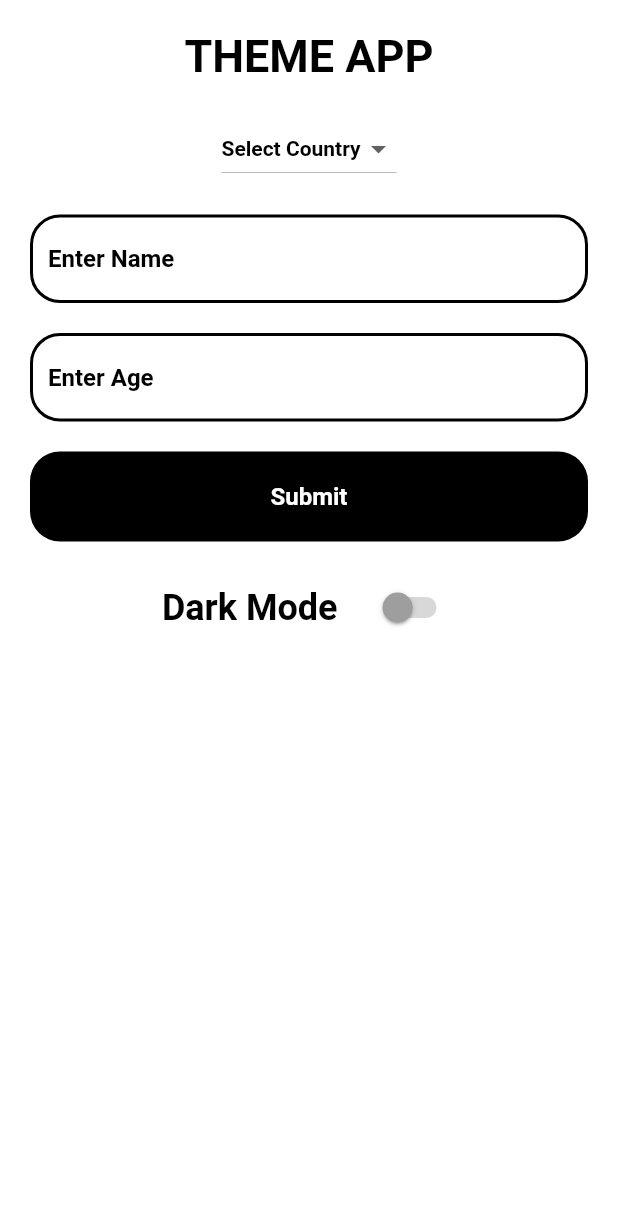
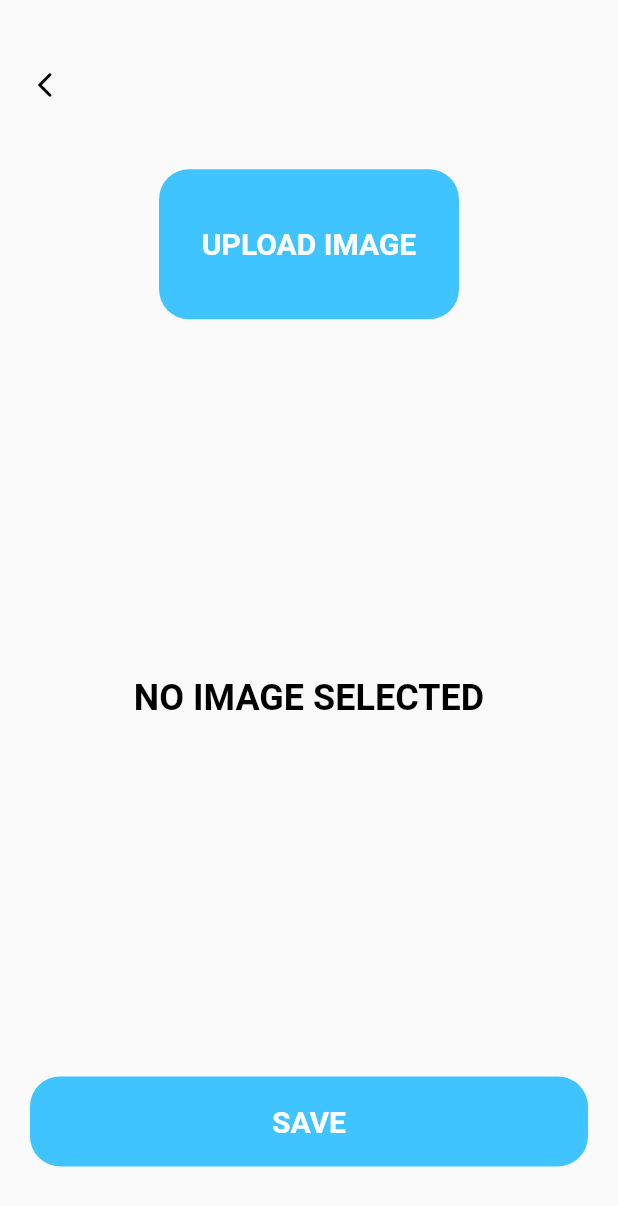
Before and after one commit to kushs8971/theme_project, a Flutter app: the screen it shows after launch, on a phone screen of 412 x 824 dp. Shown: the top 1206 px of the screen. Run offline on Flutter 3.47's test engine with Material 2 defaults, Android fonts, the light colour scheme and no system bars; our stand-ins replace cloud_firestore, country_picker, firebase_core, firebase_storage, flutter_dotenv, image_cropper and 2 more; accounts and stored records are empty; generated files the repository leaves out were written again; Roboto replaces fonts that are missing (SF Compact).

Commit message:
Image Added

```diff
--- /dev/null
+++ b/lib/image_screen.dart
@@ -0,0 +1,354 @@
+import 'dart:io';
+import 'package:cloud_firestore/cloud_firestore.dart';
+import 'package:firebase_storage/firebase_storage.dart';
+import 'package:image_cropper/image_cropper.dart';
+import 'package:flutter/cupertino.dart';
+import 'package:flutter/material.dart';
+import 'package:flutter/services.dart';
+import 'package:image_picker/image_picker.dart';
+import 'package:path_provider/path_provider.dart';
+import 'package:http/http.dart' as http;
+
+class ImageScreen extends StatefulWidget {
+  const ImageScreen({Key? key}) : super(key: key);
+
+  @override
+  State<ImageScreen> createState() => _ImageScreenState();
+}
+
+class _ImageScreenState extends State<ImageScreen> {
+  late ImagePicker _imagePicker;
+  File? _selectedImage;
+
+  @override
+  void initState() {
+    super.initState();
+    _imagePicker = ImagePicker();
+    getImageUrlFromFirestore().then((imageUrl) async {
+      print('GOT THE IMAGE - ' + imageUrl.toString());
+      if (imageUrl != null) {
+          String tempDir = (await getTemporaryDirectory()).path;
+          String tempFileName = DateTime.now().millisecondsSinceEpoch.toString() + '.jpg';
+          String tempFilePath = '$tempDir/$tempFileName';
+          http.Response response = await http.get(Uri.parse(imageUrl));
+          if (response.statusCode == 200) {
+            File tempFile = File(tempFilePath);
+            await tempFile.writeAsBytes(response.bodyBytes);
+            _selectedImage = tempFile;
+            print('Temporary file generated: $tempFilePath');
+            ScaffoldMessenger.of(context).showSnackBar(
+                SnackBar(content: Text("Last Image Fetched Successfully",
+                  style: TextStyle(
+                    color: Colors.white,
+                    fontFamily: 'SF Compact',
+                    fontWeight: FontWeight.bold,
+                  ),
+                ))
+            );
+          } else {
+            print('Failed to download file');
+          }
+          setState(() { });
+      }
+    });
+  }
+
+  Future<String?> getImageUrlFromFirestore() async {
+    try {
+      DocumentSnapshot<Map<String, dynamic>> snapshot =
+      await FirebaseFirestore.instance.collection('images').doc('latestImage').get();
+      if (snapshot.exists) {
+        return snapshot.data()?['imageURL'];
+      }
+      return null;
+    } catch (e) {
+      print('Error fetching image URL: $e');
+      return null;
+    }
+  }
+
+  Future<void> _openCamera() async {
+    final pickedFile = await _imagePicker.pickImage(source: ImageSource.camera);
+    if (pickedFile != null) {
+      setState(() {
+        _selectedImage = File(pickedFile.path);
+        _cropImage();
+      });
+    }
+  }
+
+  Future<void> pickImage() async {
+    try {
+      final image = await _imagePicker.pickImage(source: ImageSource.gallery);
+      if (image == null) return;
+      final imageTemp = File(image.path);
+      setState(() {
+        _selectedImage = imageTemp;
+        _cropImage(); // Call _cropImage after selecting the image
+      });
+    } on PlatformException catch (e) {
+      print('Failed to pick image: $e');
+    }
+  }
+
+  Future<void> _cropImage() async {
+    if (_selectedImage != null) {
+      CroppedFile? cropped = await ImageCropper().cropImage(
+        sourcePath: _selectedImage!.path,
+        aspectRatioPresets: [
+          CropAspectRatioPreset.square,
+        ],
+        uiSettings: [
+          AndroidUiSettings(
+            toolbarTitle: 'Crop',
+            cropGridColor: Colors.black,
+            initAspectRatio: CropAspectRatioPreset.original,
+            lockAspectRatio: false,
+          ),
+          IOSUiSettings(title: 'Crop'),
+        ],
+      );
+
+      if (cropped != null) {
+        setState(() {
+          _selectedImage = File(cropped.path);
+        });
+      }
+    }
+  }
+
+  Future<void> uploadImage() async {
+    if(_selectedImage== null){
+      ScaffoldMessenger.of(context).showSnackBar(
+        SnackBar(content: Text("SELECT AN IMAGE FIRST",
+        style: TextStyle(
+          color: Colors.white,
+          fontFamily: 'SF Compact',
+          fontWeight: FontWeight.bold,
+        ),
+        ))
+      );
+      return;
+    }
+
+    try {
+      if (_selectedImage != null) {
+        final storageRef = FirebaseStorage.instance.ref().child('latest_image.jpg');
+        await storageRef.putFile(File(_selectedImage!.path));
+        final downloadURL = await storageRef.getDownloadURL();
+
+        await FirebaseFirestore.instance
+            .collection('images')
+            .doc('latestImage')
+            .set({'imageURL': downloadURL});
+
+        print("IMAGE STORED");
+        ScaffoldMessenger.of(context).showSnackBar(
+            SnackBar(content: Text("IMAGE STORED",
+              style: TextStyle(
+                color: Colors.white,
+                fontFamily: 'SF Compact',
+                fontWeight: FontWeight.bold,
+              ),
+            ))
+        );
+      }
+
+    } catch (error) {
+      print('Error storing data: $error');
+    }
+
+  }
+
+  @override
+  Widget build(BuildContext context) {
+    return SafeArea(
+        child: Scaffold(
+            body: Stack(
+              children: [
+      Column(
+        mainAxisAlignment: MainAxisAlignment.spaceEvenly,
+        children: [
+          Align(
+            alignment: Alignment.topLeft,
+            child: GestureDetector(
+              onTap: (){
+                Navigator.pop(context);
+              },
+              child: Container(
+                margin: EdgeInsets.only(left: 20),
+                child: Icon(
+                  Icons.arrow_back_ios_new_rounded,
+                  color: Colors.black,
+                      size: 20,
+                ),
+              ),
+            ),
+          ),
+          buildGestureDetector(context),
+          buildAspectRatio(),
+          buildSaveButton(),
+        ],
+      ),
+    ],
+            )));
+  }
+
+  GestureDetector buildSaveButton() {
+    return GestureDetector(
+          onTap: () async {
+              await uploadImage();
+          },
+          child: Container(
+              height: 60,
+              width: double.maxFinite,
+              margin: EdgeInsets.symmetric(horizontal: 20),
+              decoration: BoxDecoration(
+                color: Colors.lightBlueAccent,
+                borderRadius: BorderRadius.circular(20)
+              ),
+              child: Center(
+                child: Text("SAVE",
+                style: TextStyle(
+                  color: Colors.white,
+                  fontFamily: 'SF Compact',
+                  fontSize: 20,
+                  fontWeight: FontWeight.bold
+                ),
+                ),
+              ),
+          ),
+        );
+  }
+
+  AspectRatio buildAspectRatio() {
+    return AspectRatio(
+          aspectRatio: 1,
+          child: Container(
+              width: double.maxFinite,
+              margin: EdgeInsets.symmetric(horizontal: 20),
+              decoration: BoxDecoration(
+                  borderRadius: BorderRadius.circular(20),),
+              child: Center(
+                child: _selectedImage != null
+                    ? ClipRRect(
+                        borderRadius: BorderRadius.circular(20),
+                        child: Image.file(
+                          _selectedImage!,
+                          fit: BoxFit.cover,
+                        ),
+                      )
+                    : Center(
+                        child: Text(
+                          "NO IMAGE SELECTED",
+                          style: TextStyle(
+                            color: Colors.black,
+                            fontFamily: 'SF Compact',
+                            fontWeight: FontWeight.bold,
+                            fontSize: 24,
+                          ),
+                        ),
+                      ),
+              ),
+          ),
+        );
+  }
+
+  GestureDetector buildGestureDetector(BuildContext context) {
+    return GestureDetector(
+          onTap: () {
+              showDialog(
+                context: context,
+                builder: (BuildContext context) {
+                  return Dialog(
+                    shape: RoundedRectangleBorder(
+                      borderRadius: BorderRadius.circular(20.0),
+                    ),
+                    child: Container(
+                      height: 200,
+                      child: Padding(
+                        padding: const EdgeInsets.all(12.0),
+                        child: Column(
+                          mainAxisAlignment: MainAxisAlignment.spaceEvenly,
+                          crossAxisAlignment: CrossAxisAlignment.start,
+                          children: [
+                            GestureDetector(
+                              onTap: () {
+                                _openCamera();
+                                Navigator.pop(context);
+                              },
+                              child: Container(
+                                height: 50,
+                                decoration: BoxDecoration(
+                                  color: Colors.lightBlueAccent,
+                                  borderRadius: BorderRadius.circular(20),
+                                ),
+                                width: double.maxFinite,
+                                margin: EdgeInsets.symmetric(horizontal: 20),
+                                child: Center(
+                                  child: Text(
+                                    "OPEN CAMERA",
+                                    style: TextStyle(
+                                        color: Colors.white,
+                                        fontFamily: 'SF Compact',
+                                        fontWeight: FontWeight.bold,
+                                        fontSize: 20),
+                                  ),
+                                ),
+                              ),
+                            ),
+                            GestureDetector(
+                              onTap: () {
+                                pickImage();
+                                Navigator.pop(context);
+                              },
+                              child: Container(
+                                height: 50,
+                                decoration: BoxDecoration(
+                                  color: Colors.lightBlueAccent,
+                                  borderRadius: BorderRadius.circular(20),
+                                ),
+                                width: double.maxFinite,
+                                margin: EdgeInsets.symmetric(horizontal: 20),
+                                child: Center(
+                                  child: Text(
+                                    "SELECT FROM GALLERY",
+                                    style: TextStyle(
+                                        color: Colors.white,
+                                        fontFamily: 'SF Compact',
+                                        fontWeight: FontWeight.bold,
+                                        fontSize: 20),
+                                  ),
+                                ),
+                              ),
+                            ),
+                          ],
+                        ),
+                      ),
+                    ),
+                  );
+                },
+              );
+          },
+          child: Container(
+              height: 100,
+              width: 200,
+              decoration: BoxDecoration(
+                color: Colors.lightBlueAccent,
+                borderRadius: BorderRadius.circular(20),
+              ),
+              child: Center(
+                child: Text("UPLOAD IMAGE",
+                textAlign: TextAlign.center,
+                style: TextStyle(
+                  color: Colors.white,
+                  fontFamily: 'SF Compact',
+                  fontWeight: FontWeight.bold,
+                  fontSize: 20
+                ),
+                ),
+              ),
+          ),
+        );
+  }
+}
--- a/lib/main.dart
+++ b/lib/main.dart
@@ -2,6 +2,7 @@ import 'package:flutter/material.dart';
 import 'package:flutter_dotenv/flutter_dotenv.dart';
 import 'package:flutter_localizations/flutter_localizations.dart';
 import 'package:provider/provider.dart';
+import 'package:theme_project/image_screen.dart';
 import 'package:theme_project/providers/background_color_provider.dart';
 import 'package:theme_project/home_screen.dart';
 import 'package:theme_project/providers/locale_provider.dart';
@@ -9,9 +10,12 @@ import 'package:theme_provider/theme_provider.dart';
 import 'package:firebase_core/firebase_core.dart'; // Import Firebase Core
 import 'package:flutter_gen/gen_l10n/app_localizations.dart';
 
+
+
 void main() async {
   WidgetsFlutterBinding.ensureInitialized(); // Ensure Flutter is initialized
   await Firebase.initializeApp(
+    name: 'theme-app',
     options:  FirebaseOptions(
     apiKey: "AIzaSyDj1CmlORJAhqRXBuQJ2imEuIWzeMH_CQI",
     appId: "1:457152791382:web:cf71b307ec5c0eda52ccf7",
@@ -85,7 +89,12 @@ class _MyAppState extends State<MyApp> {
                       Locale('hi', ''),
                       Locale('ur', ''),
                     ],
+                    initialRoute: '/image',
                     debugShowCheckedModeBanner: false,
+                    routes: {
+                      '/home': (context) => const HomeScreen(),
+                      '/image': (context) => const ImageScreen(),
+                    },
                     theme: ThemeProvider.themeOf(themeContext).data,
                     home: HomeScreen(),
                   ),
--- a/pubspec.yaml
+++ b/pubspec.yaml
@@ -44,7 +44,11 @@ dependencies:
   flutter_dotenv:
   flutter_localizations:
     sdk: flutter
-
+  image_picker:
+  camera:
+  image_cropper:
+  firebase_storage:
+  path_provider:
 
 dev_dependencies:
   flutter_test:
```
Also changed, not shown: lib/home_screen.dart (+27 -4 lines), pubspec.lock, 6 other files.
